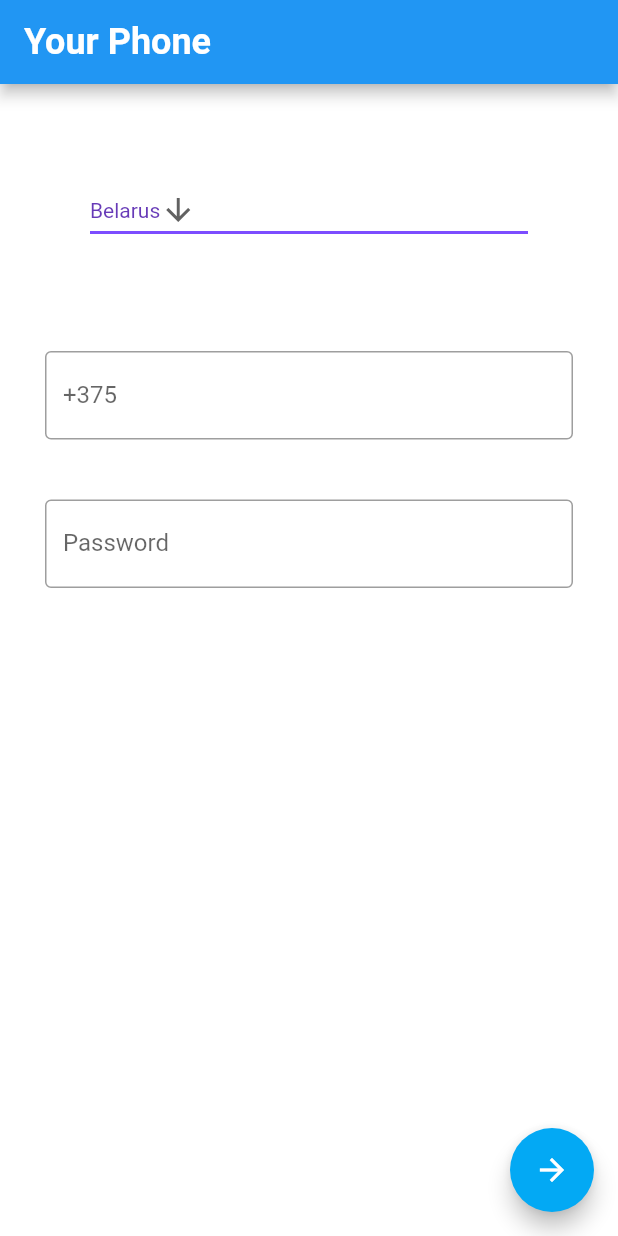
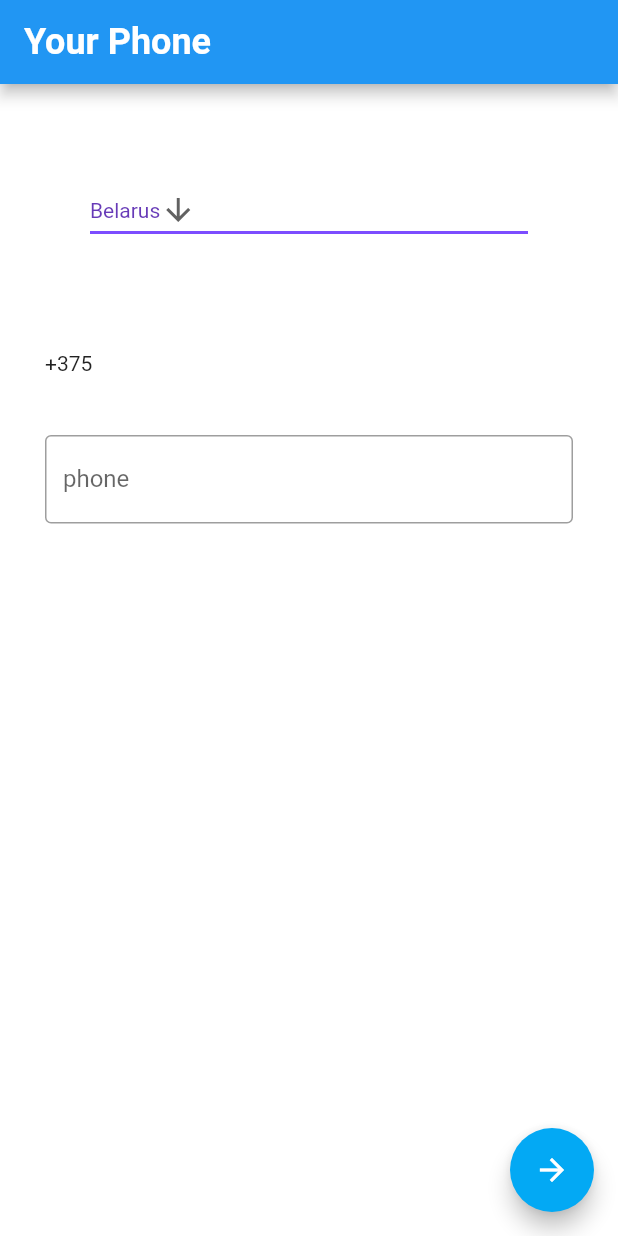
Before and after one commit to AlehBerasneu/Flutter, a Flutter app: the screen it shows after launch, on a phone screen of 412 x 824 dp. Run offline on Flutter 3.47's test engine with Material 2 defaults, Android fonts, the phone set to English and light mode, and no system bars; Roboto replaces fonts that are missing (Marmelad).

Commit message:
Добавил функционал и data provider
У меня до сих пор не функциональное login_page, но функции добавил частично. Также для каждого диалога хоть и создается отдкльный экран, но data provider передает постоянно один и тот же список сообщений, что может быть поправлено в будущем.

```diff
--- a/lib/main.dart
+++ b/lib/main.dart
@@ -1,7 +1,11 @@
 import 'package:flutter/material.dart';
-import 'package:google_fonts/google_fonts.dart';
-import 'package:telegram_flutter/pages/HomePage.dart';
+import 'package:provider/provider.dart';
 import 'package:telegram_flutter/pages/LoginPage.dart';
+
+
+import 'models/Country.dart';
+import 'models/Message.dart';
+import 'models/People.dart';
 
 void main() {
   runApp(MyApp());
@@ -10,17 +14,20 @@ void main() {
 class MyApp extends StatelessWidget {
   @override
   Widget build(BuildContext context) {
-    return MaterialApp(
-      title: 'Telegram_flutter',
-        theme: ThemeData(
-          primarySwatch: Colors.blue,
-          backgroundColor: Colors.white,
-            textTheme: GoogleFonts.marmeladTextTheme(
-              Theme.of(context).textTheme,
-
-            ),
+    return MultiProvider(
+      providers:[
+        ChangeNotifierProvider<CountryDataProvider>(
+          create:(context)=>CountryDataProvider(),
         ),
-      home: LoginPage(),
+        ChangeNotifierProvider<PeopleDataProvider>(
+          create:(context)=>PeopleDataProvider(),
+        ),
+      ChangeNotifierProvider<MessageDataProvider>(
+         create:(context)=>MessageDataProvider(),)
+      ],
+      child: MaterialApp(
+        home: LoginPage(),
+      ),
     );
   }
 }
--- /dev/null
+++ b/lib/models/Country.dart
@@ -0,0 +1,37 @@
+import 'dart:collection';
+import 'package:flutter/foundation.dart';
+import 'package:flutter/material.dart';
+
+class Country with ChangeNotifier{
+  final String id;
+  final String title;
+  final String code;
+
+  Country({
+    @required this.id,
+    @required this.title,
+    @required this.code,
+
+  });
+}
+
+class CountryDataProvider with ChangeNotifier {
+  List<Country> _items = [
+    Country(
+      id: "1",
+      title: "Belarus",
+      code: "+375"
+    ),
+    Country(
+      id: "2",
+      title: "Russia",
+      code: "+7"
+    ),
+
+  ];
+
+
+  UnmodifiableListView <Country> get items => UnmodifiableListView(_items);
+  Country getElementById( String id)
+  => _items.singleWhere((value) => value.id == id);
+}
--- a/lib/models/LoginPageDropbox.dart
+++ b/lib/models/LoginPageDropbox.dart
@@ -1,4 +1,5 @@
 import 'package:flutter/material.dart';
+
 
 class LoginPageDropBox extends StatefulWidget {
   LoginPageDropBox({Key key}) : super(key: key);
@@ -8,7 +9,7 @@ class LoginPageDropBox extends StatefulWidget {
 }
 
 class _MyStatefulWidgetState extends State<LoginPageDropBox> {
-  String dropdownValue = 'Belarus';
+    String dropdownValue = 'Belarus';
 
   @override
   Widget build(BuildContext context) {
@@ -25,10 +26,11 @@ class _MyStatefulWidgetState extends State<LoginPageDropBox> {
       onChanged: (String newValue) {
         setState(() {
           dropdownValue = newValue;
+          ;
+
         });
       },
-      items: <String>['Belarus', 'test2', 'test3']
-          .map<DropdownMenuItem<String>>((String value) {
+      items: <String>["Belarus","Russia"].map<DropdownMenuItem<String>>((value) {
         return DropdownMenuItem<String>(
           value: value,
           child: Text(value),
--- a/lib/models/Message.dart
+++ b/lib/models/Message.dart
@@ -1,29 +1,74 @@
-import 'package:flutter/material.dart';
+import 'dart:collection';
 
-class Message extends StatelessWidget {
-  Message({Key key}) : super(key: key);
+import 'package:flutter/foundation.dart';
 
-  @override
-  Widget build(BuildContext context) {
-    return Center(
-      child: Card(
-        child: Column(
-          mainAxisSize: MainAxisSize.min,
-          children: <Widget>[
-            const ListTile(
-              leading: CircleAvatar(
-                backgroundImage: NetworkImage('https://verimedhealthgroup.com/wp-content/uploads/2019/03/profile-img.jpg'),
-              ),
-              title: Text('Someone'),
-              subtitle: Text('Last message. text text text.'),
+
+class Message{
+  final String id;
+  final String authorId;
+  final String text;
+  final String lastMessage;
+
+  Message({
+    @required this.id,
+    @required this.authorId,
+    @required this.text,
+    this.lastMessage,
+  });
+}
+
+class MessageDataProvider with ChangeNotifier {
+  String lastMessage;
+  int a=1;
+
+
+  List<Message> _messageItems = [
+    //
+    // Message(
+    //     id: "1",
+    //     authorId: "0",
+    //     text: "hi"
+    // ),
+  ];
+
+  UnmodifiableListView <Message> get items => UnmodifiableListView(_messageItems);
+  Message getElementById( String id)
+  => _messageItems.singleWhere((value) => value.id == id);
+
+  void addMessage(String dialogueId ,String authorId){
+
+
+
+        String newid= "${DateTime.now()}";
+        String newText= "test message "+ a.toString();
+
+        _messageItems.add(Message(
+            id: newid,
+            authorId: authorId,
+            text: newText,
             ),
-          ],
-        ),
-      ),
-    );
+        );
+        a= a+ 1;
+
+       changeLastMessage(newText);
+        notifyListeners();
   }
 
-  void MessagePost(){
-    //добавление к списку сообщений нового и вызов функции отправки сообщения через api
+
+  void deleteMessage(String messageId){
+    _messageItems.remove(messageId);
+    notifyListeners();
   }
+
+  void clearAllMessages(){
+    _messageItems.clear();
+    changeLastMessage(" ");
+    notifyListeners();
+  }
+
+  void changeLastMessage(String newMessage){
+    lastMessage =  newMessage;
+  }
+
+
 }
--- /dev/null
+++ b/lib/models/People.dart
@@ -0,0 +1,92 @@
+import 'dart:collection';
+
+import 'package:flutter/cupertino.dart';
+import 'package:telegram_flutter/models/Message.dart';
+
+const String myId= "0";
+const String myName= "Your Name";
+const String myImage= "https://verimedhealthgroup.com/wp-content/uploads/2019/03/profile-img.jpg";
+
+
+class People with ChangeNotifier{
+  final String id;
+  final String name;
+  final String imgUrl;
+  final String lastMessage;
+  final Message dialogueMessages;
+
+  People({
+    @required this.id,
+    @required this.name,
+    @required this.imgUrl,
+    this.lastMessage,
+    @required this.dialogueMessages,
+
+  });
+}
+
+
+class PeopleDataProvider with ChangeNotifier {
+  List<People> _items = [
+
+
+    People(
+        id: "1",
+        name: "Иван Иванов",
+        imgUrl:"https://verimedhealthgroup.com/wp-content/uploads/2019/03/profile-img.jpg" ,
+        lastMessage: "Sample text. Sample text. Sample text. Sample text. Sample text. Sample text. Sample text.",
+        dialogueMessages: Message(),
+    ),
+    People(
+        id: "2",
+        name: "Петр Петров",
+        imgUrl: "https://mybroadband.co.za/news/wp-content/uploads/2017/01/Profile-Picture.jpg",
+        lastMessage: "Sample text. Sample text. Sample text. Sample text. Sample text.",
+      dialogueMessages: Message(),
+    ),
+    People(
+        id: "3",
+        name: "Федор Федоров",
+        imgUrl: "https://www.beautifulpeople.com/cdn/beautifulpeople/images/default_profile/signup_male.png",
+        lastMessage: "Sample text. Sample text. Sample text. Sample text. Sample text.",
+      dialogueMessages: Message(),
+    ),
+    People(
+        id: "4",
+        name: "Иван Иванов Иванович",
+        imgUrl:"https://verimedhealthgroup.com/wp-content/uploads/2019/03/profile-img.jpg" ,
+        lastMessage: "Sample text. Sample text. Sample text. Sample text. Sample text. Sample text. Sample text.",
+      dialogueMessages: Message(),
+    ),
+    People(
+        id: "5",
+        name: "Петр Петров Петрович",
+        imgUrl: "https://mybroadband.co.za/news/wp-content/uploads/2017/01/Profile-Picture.jpg",
+        lastMessage: "Sample text. Sample text. Sample text. Sample text. Sample text.",
+      dialogueMessages: Message(),
+    ),
+    People(
+        id: "6",
+        name: "Федор Федоров Федорович",
+        imgUrl: "https://www.beautifulpeople.com/cdn/beautifulpeople/images/default_profile/signup_male.png",
+        lastMessage: "Sample text. Sample text. Sample text. Sample text. Sample text.",
+      dialogueMessages: Message(),
+    ),
+
+    People(
+      id: myId,
+      name: myName,
+      imgUrl:"https://verimedhealthgroup.com/wp-content/uploads/2019/03/profile-img.jpg" ,
+      dialogueMessages: Message(),
+    ),
+
+  ];
+
+  UnmodifiableListView <People> get items => UnmodifiableListView(_items);
+  People getElementById( String id)
+  => _items.singleWhere((value) => value.id == id);
+
+
+
+
+}
--- a/lib/pages/LoginPage.dart
+++ b/lib/pages/LoginPage.dart
@@ -1,10 +1,21 @@
 import 'package:flutter/material.dart';
+import 'package:provider/provider.dart';
+import 'package:telegram_flutter/models/Country.dart';
 import 'package:telegram_flutter/models/LoginPageDropbox.dart';
 import 'package:telegram_flutter/pages/HomePage.dart';
 
+
+
 class LoginPage extends StatelessWidget {
   @override
+  String _code= '+375';
   Widget build(BuildContext context) {
+
+
+    final countryData = Provider.of<CountryDataProvider>(context);
+
+
+
           return Scaffold(
               appBar: AppBar(
                   title:Text('Your Phone',
@@ -24,14 +35,8 @@ class LoginPage extends StatelessWidget {
 
                         Container(
                         padding: const EdgeInsets.all(20.0),
-                  width: 50,
-                  child: TextField(
-                    obscureText: true,
-                    decoration: InputDecoration(
-                      border: OutlineInputBorder(),
-                      labelText: '+375',
-                    ),
-                  ),
+                        width: 100,
+                        child: Text( _code ),
                         ),
 
                         Container(
@@ -41,7 +46,7 @@ class LoginPage extends StatelessWidget {
                             obscureText: true,
                             decoration: InputDecoration(
                             border: OutlineInputBorder(),
-                      labelText: 'Password',
+                            labelText: 'phone',
                             ),
                             ),
                         ),
@@ -65,4 +70,8 @@ class LoginPage extends StatelessWidget {
 
     );
   }
+  void changeCountryCode(String countryId){
+    // _code = countryData.items[countryId].code;
   }
+
+}
```
Also changed, not shown: lib/pages/DialoguePage.dart (+80 -41 lines), lib/pages/HomePage.dart (+72 -34 lines). Lines whose indentation alone changed are shown as unchanged.
